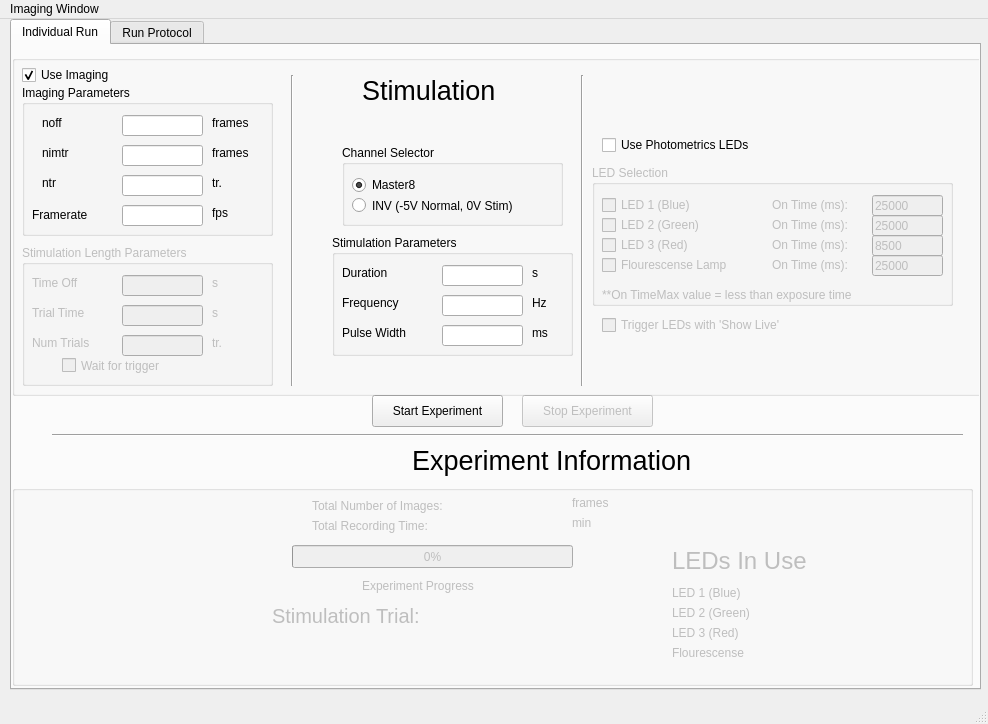
The window that UI/StimControl.ui (aet37/stimulation_162) describes before a commit, drawn with Qt 5.
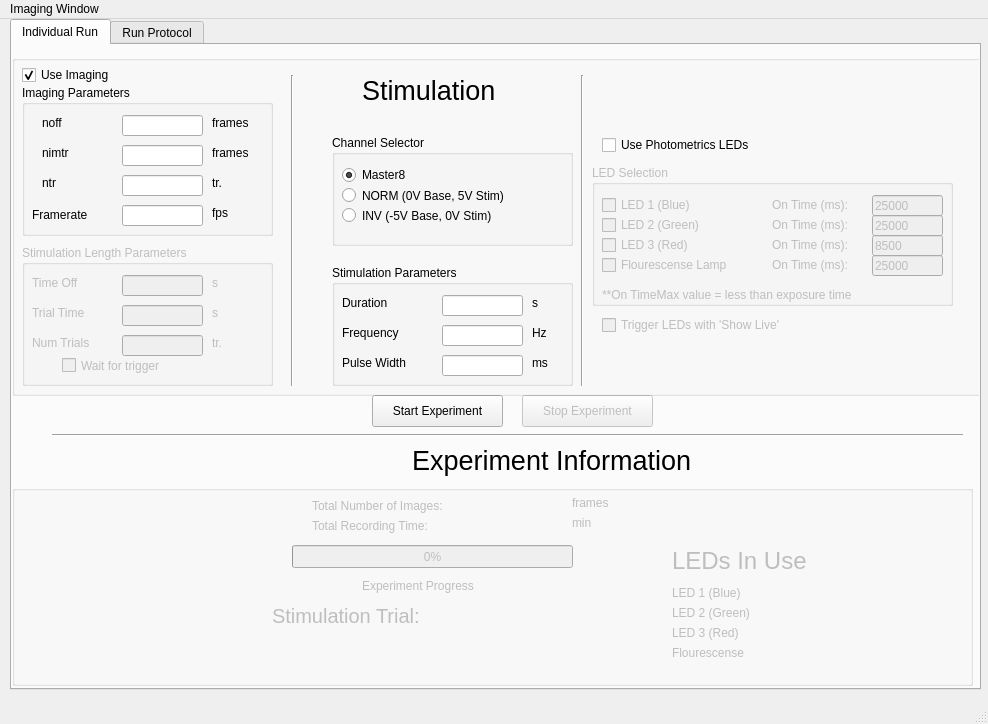
The same window after the commit.

```diff
--- a/UI/StimControl.ui
+++ b/UI/StimControl.ui
@@ -428,10 +428,10 @@
        </property>
        <property name="geometry">
         <rect>
-         <x>330</x>
-         <y>90</y>
-         <width>221</width>
-         <height>81</height>
+         <x>320</x>
+         <y>80</y>
+         <width>241</width>
+         <height>111</height>
         </rect>
        </property>
        <property name="title">
@@ -441,13 +441,13 @@
         <property name="geometry">
          <rect>
           <x>10</x>
-          <y>50</y>
+          <y>70</y>
           <width>211</width>
           <height>21</height>
          </rect>
         </property>
         <property name="text">
-         <string>INV (-5V Normal, 0V Stim) </string>
+         <string>INV (-5V Base, 0V Stim) </string>
         </property>
        </widget>
        <widget class="QRadioButton" name="master8RadioButton">
@@ -472,6 +472,19 @@
          <bool>true</bool>
         </property>
        </widget>
+       <widget class="QRadioButton" name="laserRadioButton_2">
+        <property name="geometry">
+         <rect>
+          <x>10</x>
+          <y>50</y>
+          <width>211</width>
+          <height>21</height>
+         </rect>
+        </property>
+        <property name="text">
+         <string>NORM (0V Base, 5V Stim) </string>
+        </property>
+       </widget>
       </widget>
       <widget class="Line" name="line">
        <property name="enabled">
@@ -521,7 +534,7 @@
        <property name="geometry">
         <rect>
          <x>320</x>
-         <y>180</y>
+         <y>210</y>
          <width>241</width>
          <height>121</height>
         </rect>
```
